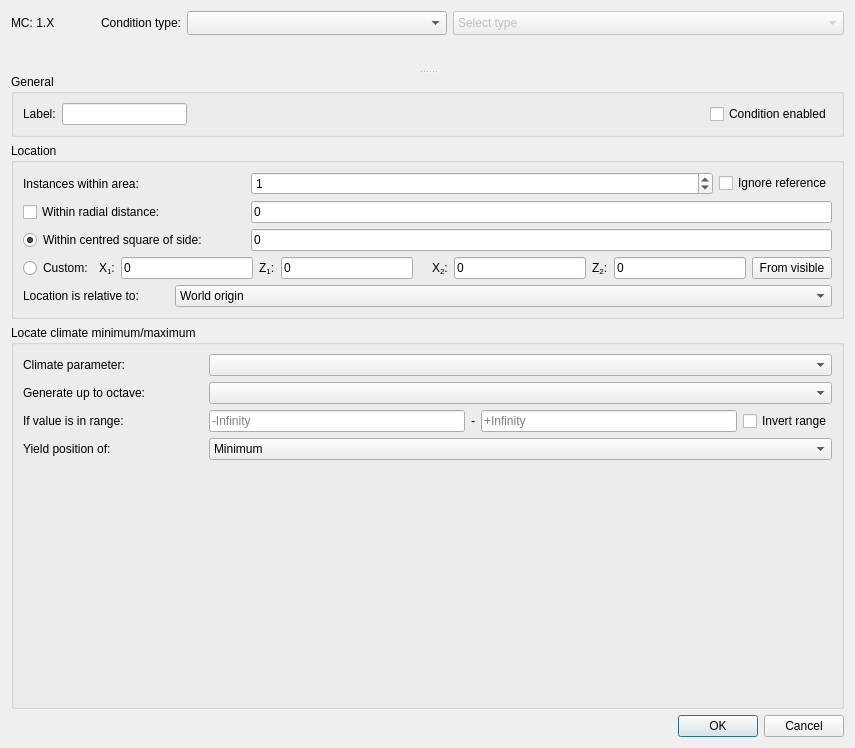
Before: the Qt Designer form src/conditiondialog.ui in FragrantResult186/cubiomes-viewer-bedrock, drawn with Qt 5.
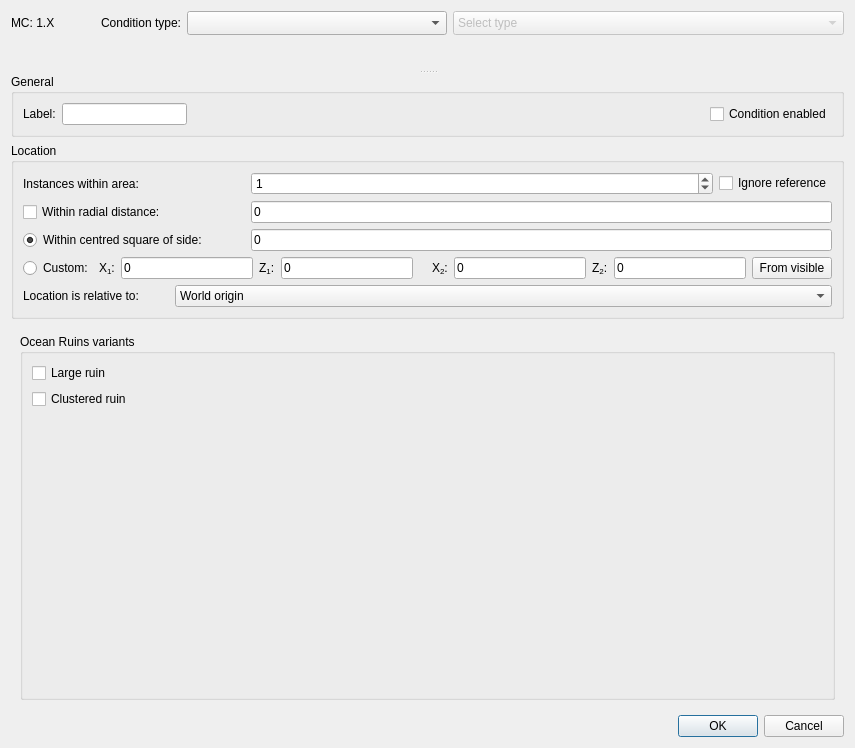
After: the same form once the commit is applied. The open tabs and pages were chosen to show the change. Icons and pictures are not drawn. Custom widgets are drawn as their Qt base class.

What changed in the file:
```diff
--- a/src/conditiondialog.ui
+++ b/src/conditiondialog.ui
@@ -2212,6 +2212,75 @@
            </item>
           </layout>
          </widget>
+         <widget class="QWidget" name="pageRuins">
+           <layout class="QGridLayout" name="gridLayoutOceanRuin">
+             <item row="0" column="0">
+               <widget class="QGroupBox" name="groupBoxOceanRuin">
+                 <property name="title">
+                   <string>Ocean Ruins variants</string>
+                 </property>
+                 <layout class="QGridLayout" name="gridLayoutOceanRuin2">
+                   <item row="0" column="0">
+                     <widget class="QCheckBox" name="checkLargeRuin">
+                       <property name="text">
+                         <string>Large ruin</string>
+                       </property>
+                       <property name="tristate">
+                         <bool>true</bool>
+                       </property>
+                     </widget>
+                   </item>
+                   <item row="1" column="0">
+                     <widget class="QCheckBox" name="checkClusterRuin">
+                       <property name="text">
+                         <string>Clustered ruin</string>
+                       </property>
+                       <property name="tristate">
+                         <bool>true</bool>
+                       </property>
+                     </widget>
+                   </item>
+                   <!-- <item row="2" column="0">
+                     <widget class="QLabel" name="labelClusterSize">
+                       <property name="text">
+                         <string>Cluster size (4-8):</string>
+                       </property>
+                     </widget>
+                   </item>
+                   <item row="2" column="1">
+                     <widget class="QSpinBox" name="spinClusterSize">
+                       <property name="minimum">
+                         <number>0</number>
+                       </property>
+                       <property name="maximum">
+                         <number>8</number>
+                       </property>
+                       <property name="value">
+                         <number>0</number>
+                       </property>
+                     </widget>
+                   </item> -->
+                   <item row="3" column="0" colspan="2">
+                     <spacer name="verticalSpacer">
+                       <property name="orientation">
+                         <enum>Qt::Vertical</enum>
+                       </property>
+                       <property name="sizeType">
+                         <enum>QSizePolicy::Expanding</enum>
+                       </property>
+                       <property name="sizeHint" stdset="0">
+                         <size>
+                           <width>20</width>
+                           <height>40</height>
+                         </size>
+                       </property>
+                     </spacer>
+                   </item>
+                 </layout>
+               </widget>
+             </item>
+           </layout>
+         </widget>
          <widget class="QWidget" name="pageLinkedGateway">
           <layout class="QVBoxLayout">
            <item>
```
